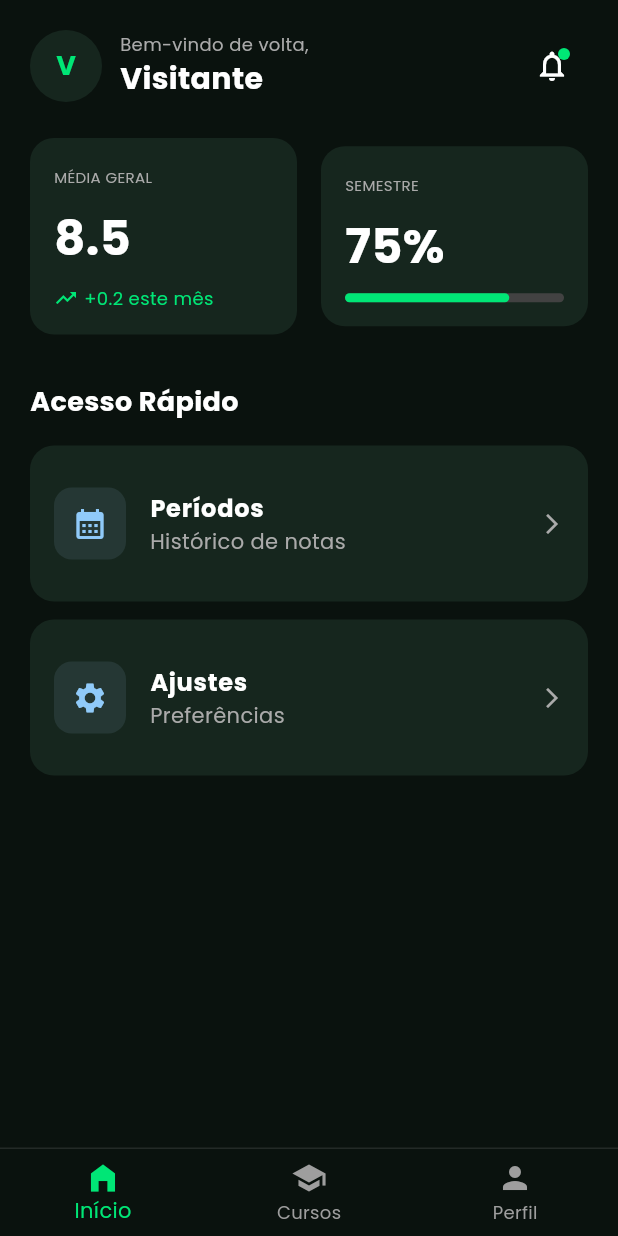
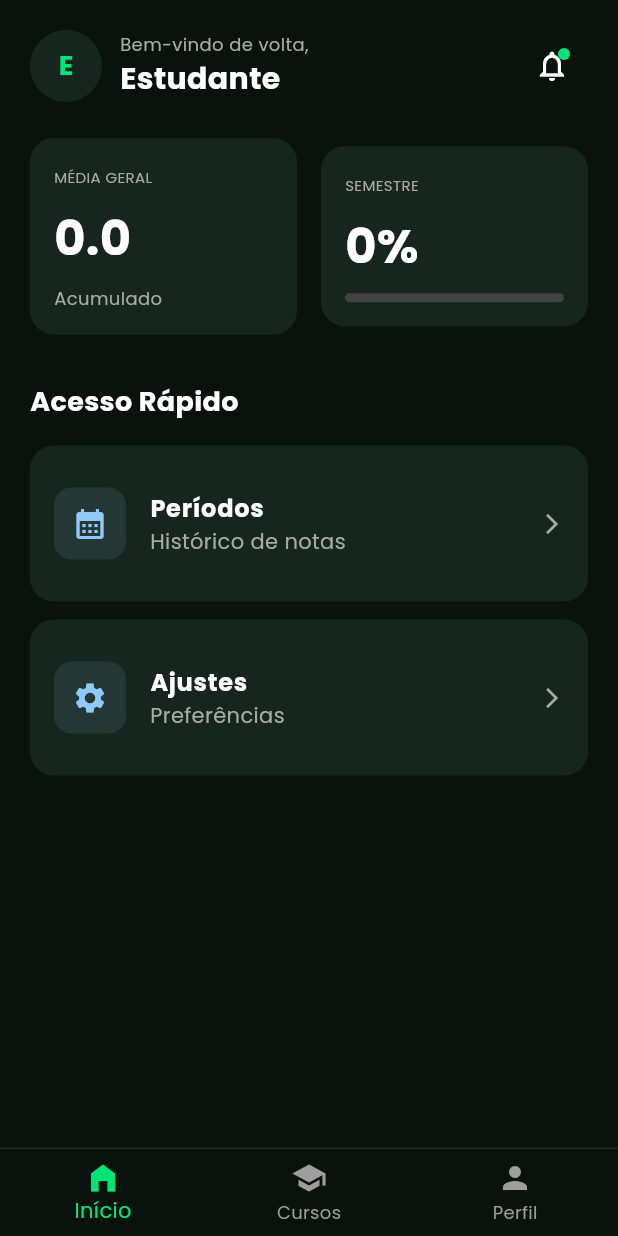
Before and after one commit to oMarcoMaciel/Uni-Tracker, a Flutter app: the HomeScreen screen opened directly, on a phone screen of 412 x 824 dp. Run offline on Flutter 3.47's test engine with Material 3 defaults, Android fonts, the phone set to English and light mode, and no system bars; our stand-ins replace google_fonts, hive, hive_flutter, image_picker; accounts and stored records are empty.

Commit message:
Tirando o mock da home e da foto de perfil

```diff
--- /dev/null
+++ b/devtools_options.yaml
@@ -0,0 +1,3 @@
+description: This file stores settings for Dart & Flutter DevTools.
+documentation: https://docs.flutter.dev/tools/devtools/extensions#configure-extension-enablement-states
+extensions:
--- a/lib/main.dart
+++ b/lib/main.dart
@@ -19,7 +19,7 @@ import 'providers/academic_provider.dart';
 // --- CONFIGURAÇÃO DE DESENVOLVIMENTO ---
 // Mude para TRUE se quiser pular o cadastro durante os testes.
 // Mude para FALSE para testar como um usuário novo veria.
-const bool DEV_SKIP_ONBOARDING = true;
+const bool DEV_SKIP_ONBOARDING = false;
 // ----------------------------------------
 
 void main() async {
--- a/lib/screens/home/home_screen.dart
+++ b/lib/screens/home/home_screen.dart
@@ -1,7 +1,9 @@
 import 'package:flutter/material.dart';
 import 'package:hive_flutter/hive_flutter.dart'; // <--- Import do Hive
 import '../../core/theme/app_colors.dart';
-import '../../models/user_model.dart'; // <--- Import do User Model
+import '../../models/user_model.dart';
+import '../../models/period_model.dart'; // <--- Import dos Períodos
+import '../../models/subject_model.dart'; // <--- Import das Matérias
 import '../periods/periods_screen.dart';
 import '../settings/settings_screen.dart';
 import '../profile/profile_screen.dart';
@@ -30,7 +32,6 @@ class _HomeScreenState extends State<HomeScreen> {
     });
   }
 
-  // Função auxiliar para pegar as iniciais (Igual à tela de Perfil)
   String _getInitials(String name) {
     if (name.isEmpty) return "?";
     List<String> names = name.trim().split(" ");
@@ -43,18 +44,15 @@ class _HomeScreenState extends State<HomeScreen> {
 
   @override
   Widget build(BuildContext context) {
-    // Lista de telas que o rodapé controla
     final List<Widget> screens = [
-      _buildDashboard(),     // Índice 0
-      const PeriodsScreen(), // Índice 1
-      const ProfileScreen(), // Índice 2
+      _buildDashboard(),
+      const PeriodsScreen(),
+      const ProfileScreen(),
     ];
 
     return Scaffold(
       backgroundColor: AppColors.background,
-
       body: screens[_selectedIndex],
-
       bottomNavigationBar: Container(
         decoration: const BoxDecoration(
           border: Border(top: BorderSide(color: Colors.white10, width: 1)),
@@ -84,9 +82,9 @@ class _HomeScreenState extends State<HomeScreen> {
         child: Column(
           crossAxisAlignment: CrossAxisAlignment.start,
           children: [
-            _buildHeader(), // <--- Agora chama o Header dinâmico
+            _buildHeader(),
             const SizedBox(height: 24),
-            _buildSummaryCards(),
+            _buildSummaryCards(), // <--- Cards Inteligentes agora
             const SizedBox(height: 32),
             const Text("Acesso Rápido", style: TextStyle(color: Colors.white, fontSize: 18, fontWeight: FontWeight.bold)),
             const SizedBox(height: 16),
@@ -114,21 +112,18 @@ class _HomeScreenState extends State<HomeScreen> {
     );
   }
 
-   // --- HEADER ATUALIZADO ---
    Widget _buildHeader() {
-    // Usa ValueListenableBuilder para atualizar se o usuário editar o perfil
     return ValueListenableBuilder(
       valueListenable: Hive.box<UserModel>('userBox').listenable(),
       builder: (context, Box<UserModel> box, _) {
         final user = box.get('currentUser');
-        final userName = user?.name ?? "Visitante"; // Valor padrão se der erro
+        final userName = user?.name ?? "Estudante";
 
         return Row(
           mainAxisAlignment: MainAxisAlignment.spaceBetween,
           children: [
             Row(
               children: [
-                // AVATAR COM INICIAIS
                 Container(
                   width: 48,
                   height: 48,
@@ -139,11 +134,7 @@ class _HomeScreenState extends State<HomeScreen> {
                   child: Center(
                     child: Text(
                       _getInitials(userName),
-                      style: const TextStyle(
-                        color: AppColors.primary,
-                        fontWeight: FontWeight.bold,
-                        fontSize: 18,
-                      ),
+                      style: const TextStyle(color: AppColors.primary, fontWeight: FontWeight.bold, fontSize: 18),
                     ),
                   ),
                 ),
@@ -152,10 +143,7 @@ class _HomeScreenState extends State<HomeScreen> {
                   crossAxisAlignment: CrossAxisAlignment.start,
                   children: [
                     const Text("Bem-vindo de volta,", style: TextStyle(color: AppColors.textSecondary, fontSize: 12)),
-                    Text(
-                      userName, // Nome Dinâmico
-                      style: const TextStyle(color: Colors.white, fontSize: 20, fontWeight: FontWeight.bold)
-                    ),
+                    Text(userName, style: const TextStyle(color: Colors.white, fontSize: 20, fontWeight: FontWeight.bold)),
                   ],
                 ),
               ],
@@ -175,9 +163,55 @@ class _HomeScreenState extends State<HomeScreen> {
     );
   }
 
+  // --- AQUI ESTÁ A MÁGICA DOS CÁLCULOS ---
   Widget _buildSummaryCards() {
+    // 1. Ouvir Períodos (Para calcular progresso do semestre)
+    return ValueListenableBuilder(
+      valueListenable: Hive.box<PeriodModel>('periodsBox').listenable(),
+      builder: (context, Box<PeriodModel> periodsBox, _) {
+
+        // Lógica do Progresso do Semestre
+        double progress = 0.0;
+        String semesterLabel = "Sem Período Ativo";
+
+        try {
+          final currentPeriod = periodsBox.values.firstWhere((p) => p.isCurrent);
+          semesterLabel = currentPeriod.name;
+
+          final totalDays = currentPeriod.endDate.difference(currentPeriod.startDate).inDays;
+          final elapsedDays = DateTime.now().difference(currentPeriod.startDate).inDays;
+
+          if (totalDays > 0) {
+            progress = elapsedDays / totalDays;
+            // Trava entre 0 e 1 (0% e 100%)
+            if (progress < 0) progress = 0;
+            if (progress > 1) progress = 1;
+          }
+        } catch (e) {
+          // Nenhum período ativo encontrado
+        }
+
+        // 2. Ouvir Matérias (Para calcular Média Geral)
+        return ValueListenableBuilder(
+          valueListenable: Hive.box<SubjectModel>('subjects').listenable(),
+          builder: (context, Box<SubjectModel> subjectsBox, _) {
+
+            double totalAvg = 0;
+            int count = 0;
+
+            for (var subject in subjectsBox.values) {
+              if (subject.grades.isNotEmpty) {
+                double subjectAvg = subject.grades.map((g) => g.value).reduce((a, b) => a + b) / subject.grades.length;
+                totalAvg += subjectAvg;
+                count++;
+              }
+            }
+
+            String globalAvg = count > 0 ? (totalAvg / count).toStringAsFixed(1) : "0.0";
+
             return Row(
               children: [
+                // CARD 1: MÉDIA GERAL
                 Expanded(
                   child: Container(
                     padding: const EdgeInsets.all(16),
@@ -193,20 +227,17 @@ class _HomeScreenState extends State<HomeScreen> {
                           ],
                         ),
                         const SizedBox(height: 8),
-                const Text("8.5", style: TextStyle(color: Colors.white, fontSize: 32, fontWeight: FontWeight.bold)),
+                        Text(globalAvg, style: const TextStyle(color: Colors.white, fontSize: 32, fontWeight: FontWeight.bold)),
                         const SizedBox(height: 8),
-                Row(
-                  children: const [
-                    Icon(Icons.trending_up, color: AppColors.primary, size: 16),
-                    SizedBox(width: 4),
-                    Text("+0.2 este mês", style: TextStyle(color: AppColors.primary, fontSize: 12)),
-                  ],
-                )
+                        // Removi o texto de tendência ("+0.2") pois não temos histórico ainda
+                        const Text("Acumulado", style: TextStyle(color: AppColors.textSecondary, fontSize: 12)),
                       ],
                     ),
                   ),
                 ),
                 const SizedBox(width: 16),
+
+                // CARD 2: PROGRESSO DO SEMESTRE
                 Expanded(
                   child: Container(
                     padding: const EdgeInsets.all(16),
@@ -222,13 +253,14 @@ class _HomeScreenState extends State<HomeScreen> {
                           ],
                         ),
                         const SizedBox(height: 8),
-                const Text("75%", style: TextStyle(color: Colors.white, fontSize: 32, fontWeight: FontWeight.bold)),
+                        Text("${(progress * 100).toInt()}%", style: const TextStyle(color: Colors.white, fontSize: 32, fontWeight: FontWeight.bold)),
                         const SizedBox(height: 8),
                         Container(
                           height: 6, width: double.infinity,
                           decoration: BoxDecoration(color: Colors.grey[800], borderRadius: BorderRadius.circular(10)),
                           child: FractionallySizedBox(
-                    alignment: Alignment.centerLeft, widthFactor: 0.75,
+                            alignment: Alignment.centerLeft,
+                            widthFactor: progress, // Valor dinâmico
                             child: Container(decoration: BoxDecoration(color: AppColors.primary, borderRadius: BorderRadius.circular(10))),
                           ),
                         )
@@ -237,6 +269,10 @@ class _HomeScreenState extends State<HomeScreen> {
                   ),
                 ),
               ],
+            );
+          }
+        );
+      }
     );
   }
 
--- a/pubspec.yaml
+++ b/pubspec.yaml
@@ -42,6 +42,8 @@ dependencies:
   uuid: ^4.5.2
   flutter_localizations:
     sdk: flutter
+  image_picker: ^1.2.1
+  path_provider: ^2.1.5
 
 dev_dependencies:
   flutter_test:
```
Also changed, not shown: lib/screens/profile/profile_screen.dart (+95 -100 lines), pubspec.lock, 5 other files. Lines whose indentation alone changed are shown as unchanged.
